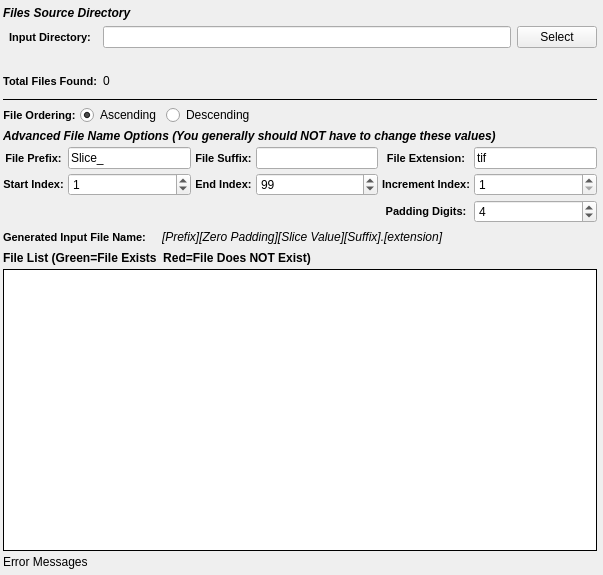
tplatt77/SIMPLVtkLib, file SIMPLVtkLib/Wizards/ImportData/UI_Files/TileListWidget.ui: the form before one commit.
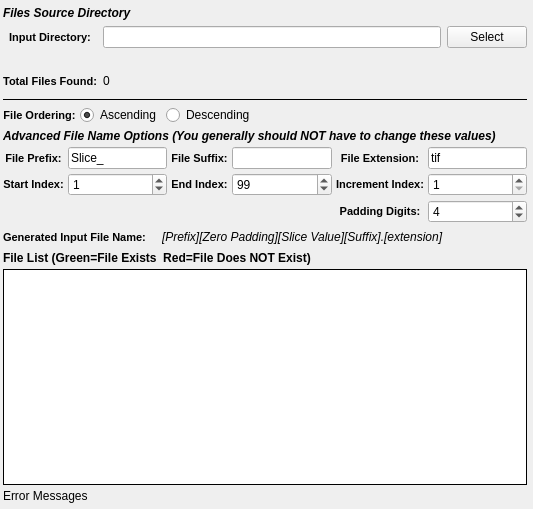
The form after the commit. Custom widgets are drawn as their Qt base class.

What changed in the file:
```diff
--- a/SIMPLVtkLib/Wizards/ImportData/UI_Files/TileListWidget.ui
+++ b/SIMPLVtkLib/Wizards/ImportData/UI_Files/TileListWidget.ui
@@ -6,8 +6,8 @@
    <rect>
     <x>0</x>
     <y>0</y>
-    <width>603</width>
-    <height>575</height>
+    <width>533</width>
+    <height>509</height>
    </rect>
   </property>
   <property name="windowTitle">
```
